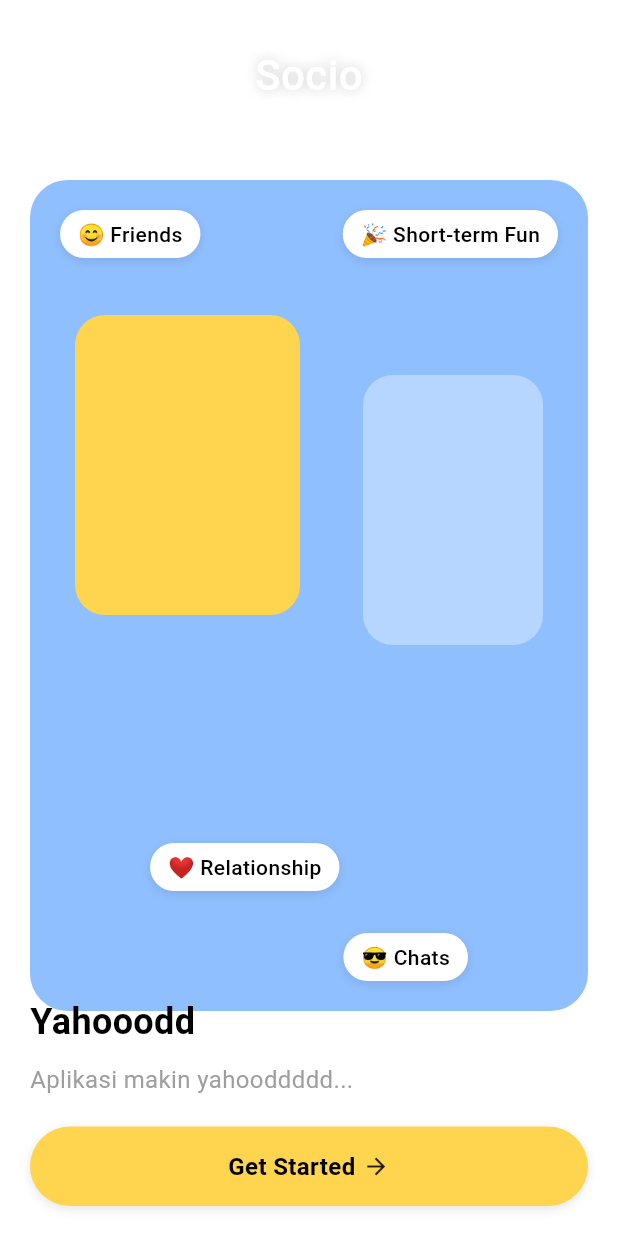
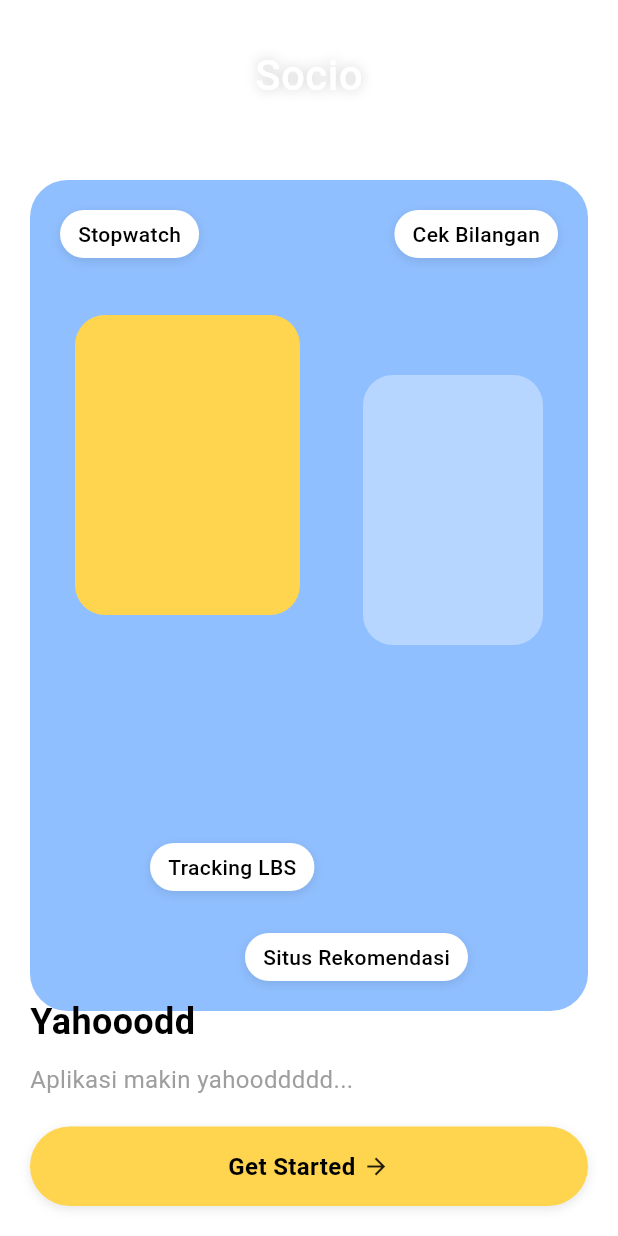
Before and after one commit to Arvidion/TPM_Tugas3, a Flutter app: the screen it shows after launch, on a phone screen of 412 x 824 dp. Run offline on Flutter 3.47's test engine with Material 3 defaults, Android fonts, the phone set to English and light mode, and no system bars; our stand-ins replace flutter_map, geolocator, latlong2, shared_preferences.

Commit message:
Mengganti beberapa teks

```diff
--- a/tugaskelompok/lib/welcome_page.dart
+++ b/tugaskelompok/lib/welcome_page.dart
@@ -54,22 +54,22 @@ class WelcomePage extends StatelessWidget {
                           Positioned(
                             top: 20,
                             left: 20,
-                            child: _buildTag('😊 Friends', Colors.white),
+                            child: _buildTag('Stopwatch', Colors.white),
                           ),
                           Positioned(
                             top: 20,
                             right: 20,
-                            child: _buildTag('🎉 Short-term Fun', Colors.white),
+                            child: _buildTag('Cek Bilangan', Colors.white),
                           ),
                           Positioned(
                             bottom: 80,
                             left: 80,
-                            child: _buildTag('❤️ Relationship', Colors.white),
+                            child: _buildTag('Tracking LBS', Colors.white),
                           ),
                           Positioned(
                             bottom: 20,
                             right: 80,
-                            child: _buildTag('😎 Chats', Colors.white),
+                            child: _buildTag('Situs Rekomendasi', Colors.white),
                           ),
                         ],
                       ),
```
